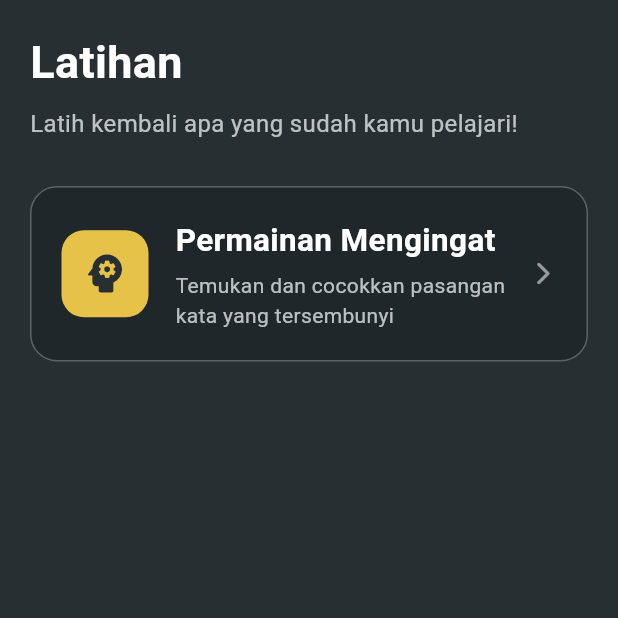
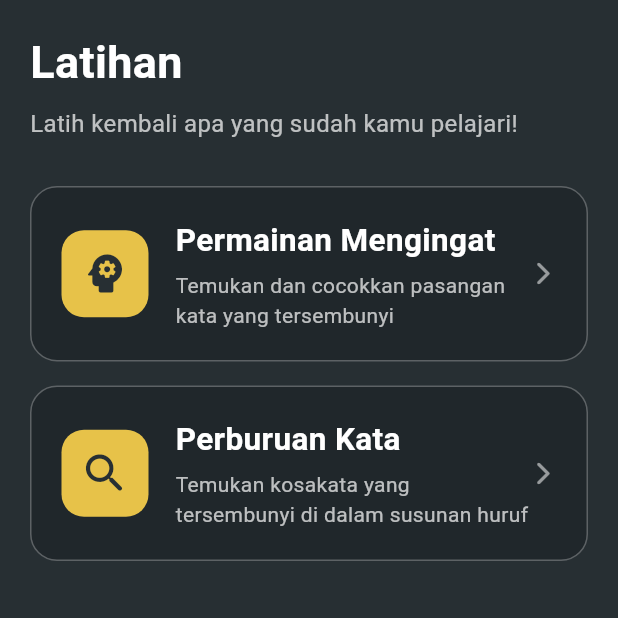
Before and after one commit to fakhzulraflis/Project_Moprog_UTS, a Flutter app: the PracticePage screen opened directly with empty values, on a phone screen of 412 x 824 dp, the top half of it. Run offline on Flutter 3.47's test engine with Material 3 defaults, Android fonts, the phone set to English and light mode, and no system bars; our stand-ins replace flutter_svg, google_fonts, shared_preferences; accounts and stored records are empty.

Commit message:
feat(practice): menambahkan perburuan kata pada halaman latihan

```diff
--- a/lib/tabs/practice_page.dart
+++ b/lib/tabs/practice_page.dart
@@ -1,6 +1,7 @@
 import 'package:flutter/material.dart';
 
 import '../pages/memory_game_page.dart';
+import '../pages/word_hunt_page.dart';
 
 class PracticePage extends StatelessWidget {
   final String selectedLanguage;
@@ -41,6 +42,7 @@ class PracticePage extends StatelessWidget {
 
               const SizedBox(height: 30),
 
+              // Permainan Mengingat
               GestureDetector(
                 onTap: () {
                   Navigator.push(
@@ -75,8 +77,7 @@ class PracticePage extends StatelessWidget {
 
                       Expanded(
                         child: Column(
-                          crossAxisAlignment:
-                              CrossAxisAlignment.start,
+                          crossAxisAlignment: CrossAxisAlignment.start,
                           children: [
                             Text(
                               'Permainan Mengingat',
@@ -91,6 +92,77 @@ class PracticePage extends StatelessWidget {
 
                             Text(
                               'Temukan dan cocokkan pasangan kata yang tersembunyi',
+                              style: TextStyle(
+                                color: Colors.white70,
+                                fontSize: 14,
+                              ),
+                            ),
+                          ],
+                        ),
+                      ),
+
+                      Icon(
+                        Icons.arrow_forward_ios_rounded,
+                        color: Colors.white54,
+                        size: 18,
+                      ),
+                    ],
+                  ),
+                ),
+              ),
+
+              const SizedBox(height: 16),
+
+              // Perburuan Kata
+              GestureDetector(
+                onTap: () {
+                  Navigator.push(
+                    context,
+                    MaterialPageRoute(
+                      builder: (context) => WordHuntPage(
+                        selectedLanguage: selectedLanguage,
+                      ),
+                    ),
+                  );
+                },
+                child: Container(
+                  width: double.infinity,
+                  padding: const EdgeInsets.all(20),
+                  decoration: BoxDecoration(
+                    color: const Color(0xFF20272B),
+                    borderRadius: BorderRadius.circular(18),
+                    border: Border.all(
+                      color: const Color.fromARGB(
+                        70,
+                        255,
+                        255,
+                        255,
+                      ),
+                    ),
+                  ),
+                  child: const Row(
+                    children: [
+                      ContainerWordHuntIcon(),
+
+                      SizedBox(width: 18),
+
+                      Expanded(
+                        child: Column(
+                          crossAxisAlignment: CrossAxisAlignment.start,
+                          children: [
+                            Text(
+                              'Perburuan Kata',
+                              style: TextStyle(
+                                color: Colors.white,
+                                fontSize: 21,
+                                fontWeight: FontWeight.bold,
+                              ),
+                            ),
+
+                            SizedBox(height: 5),
+
+                            Text(
+                              'Temukan kosakata yang tersembunyi di dalam susunan huruf',
                               style: TextStyle(
                                 color: Colors.white70,
                                 fontSize: 14,
@@ -137,3 +209,24 @@ class ContainerMemoryIcon extends StatelessWidget {
     );
   }
 }
+
+class ContainerWordHuntIcon extends StatelessWidget {
+  const ContainerWordHuntIcon({super.key});
+
+  @override
+  Widget build(BuildContext context) {
+    return Container(
+      width: 58,
+      height: 58,
+      decoration: BoxDecoration(
+        color: const Color(0xFFE7C249),
+        borderRadius: BorderRadius.circular(15),
+      ),
+      child: const Icon(
+        Icons.search_rounded,
+        color: Color(0xFF272F33),
+        size: 34,
+      ),
+    );
+  }
+}
```
Also changed, not shown: lib/pages/word_hunt_page.dart (added, +70 -0 lines).
